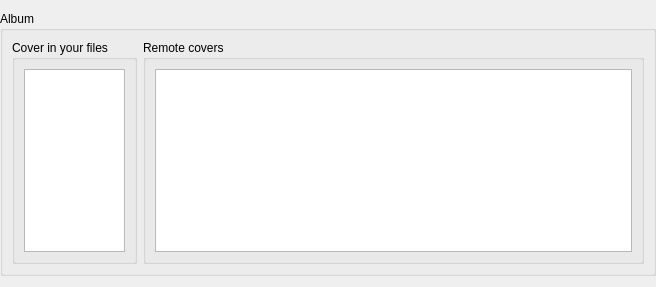
First picture: the form in templateCover.ui, repository Ilya87/cover-fetcher, before the edit.
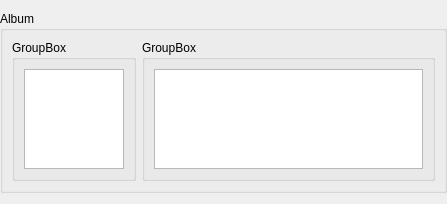
Second picture: the form after the edit.

What changed in the file:
```diff
--- a/templateCover.ui
+++ b/templateCover.ui
@@ -6,8 +6,8 @@
    <rect>
     <x>0</x>
     <y>0</y>
-    <width>656</width>
-    <height>287</height>
+    <width>447</width>
+    <height>192</height>
    </rect>
   </property>
   <property name="sizePolicy">
@@ -31,6 +31,12 @@
    </property>
    <item>
     <widget class="QGroupBox" name="albumCoverGroupBox">
+     <property name="sizePolicy">
+      <sizepolicy hsizetype="Preferred" vsizetype="Expanding">
+       <horstretch>0</horstretch>
+       <verstretch>0</verstretch>
+      </sizepolicy>
+     </property>
      <property name="title">
       <string notr="true">Album</string>
      </property>
@@ -38,12 +44,15 @@
       <bool>true</bool>
      </property>
      <layout class="QHBoxLayout" name="horizontalLayout_2">
+      <property name="sizeConstraint">
+       <enum>QLayout::SetMaximumSize</enum>
+      </property>
       <item>
        <widget class="QGroupBox" name="currentCoverGroupBox">
         <property name="title">
-         <string>Cover in your files</string>
+         <string>GroupBox</string>
         </property>
-        <layout class="QHBoxLayout" name="horizontalLayout_4">
+        <layout class="QVBoxLayout" name="verticalLayout">
          <item>
           <widget class="QListWidget" name="currentCover">
            <property name="sizePolicy">
@@ -70,12 +79,6 @@
            <property name="contextMenuPolicy">
             <enum>Qt::NoContextMenu</enum>
            </property>
-           <property name="verticalScrollBarPolicy">
-            <enum>Qt::ScrollBarAlwaysOff</enum>
-           </property>
-           <property name="horizontalScrollBarPolicy">
-            <enum>Qt::ScrollBarAlwaysOff</enum>
-           </property>
            <property name="sizeAdjustPolicy">
             <enum>QAbstractScrollArea::AdjustToContents</enum>
            </property>
@@ -91,6 +94,12 @@
            <property name="movement">
             <enum>QListView::Static</enum>
            </property>
+           <property name="flow">
+            <enum>QListView::TopToBottom</enum>
+           </property>
+           <property name="resizeMode">
+            <enum>QListView::Adjust</enum>
+           </property>
            <property name="viewMode">
             <enum>QListView::IconMode</enum>
            </property>
@@ -102,9 +111,9 @@
       <item>
        <widget class="QGroupBox" name="remoteCoversGroupBox">
         <property name="title">
-         <string>Remote covers</string>
+         <string>GroupBox</string>
         </property>
-        <layout class="QVBoxLayout" name="verticalLayout">
+        <layout class="QVBoxLayout" name="verticalLayout_2">
          <item>
           <widget class="QListWidget" name="remoteCovers">
            <property name="minimumSize">
@@ -119,12 +128,6 @@
            <property name="contextMenuPolicy">
             <enum>Qt::NoContextMenu</enum>
            </property>
-           <property name="verticalScrollBarPolicy">
-            <enum>Qt::ScrollBarAlwaysOff</enum>
-           </property>
-           <property name="horizontalScrollBarPolicy">
-            <enum>Qt::ScrollBarAsNeeded</enum>
-           </property>
            <property name="sizeAdjustPolicy">
             <enum>QAbstractScrollArea::AdjustToContents</enum>
            </property>
```
Left out of the diff: 10 changed lines with no effect on the pictures.
